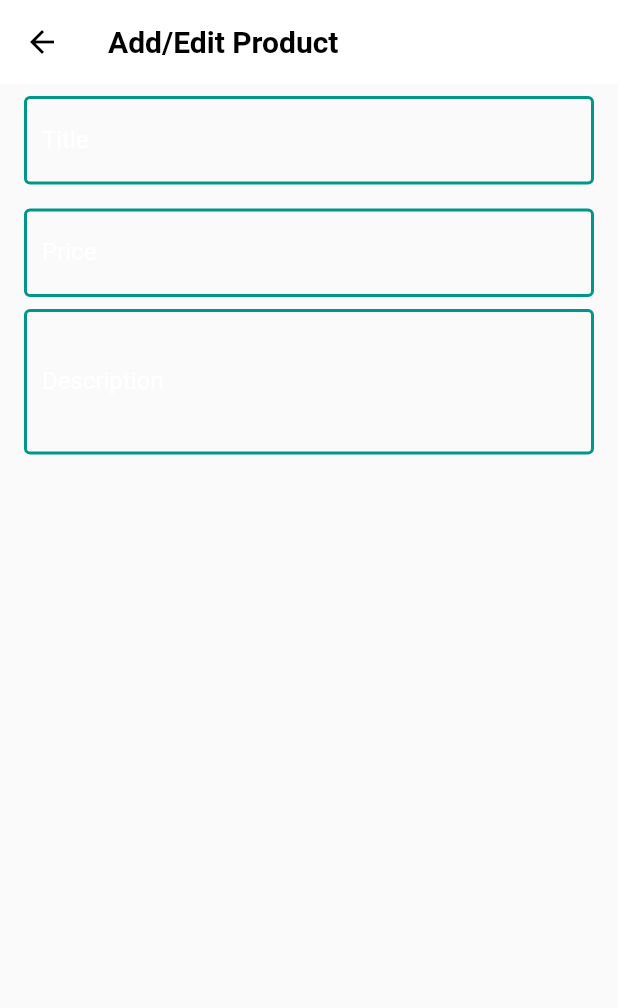
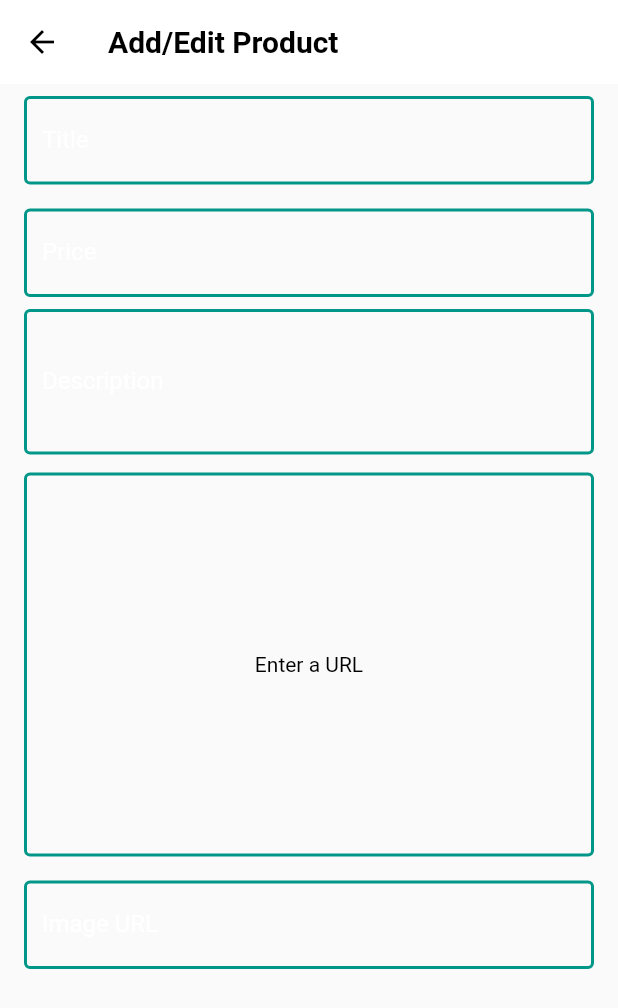
Before and after one commit to edargham/shopply, a Flutter app: the ProductFormScreen screen opened by its route, on a phone screen of 412 x 824 dp. Shown: the top 1008 px of the screen. Run offline on Flutter 3.47's test engine with Material 2 defaults, Android fonts, the phone set to English and light mode, and no system bars; network calls fail.

Commit message:
13//08/2022 - Add Images to form

```diff
--- a/lib/screens/product_form_screen/product_form_screen.dart
+++ b/lib/screens/product_form_screen/product_form_screen.dart
@@ -15,12 +15,37 @@ class _ProductFormScreenState extends State<ProductFormScreen> {
   final FocusNode _priceFocusNode = FocusNode();
   final FocusNode _textFocusNode = FocusNode();
   final FocusNode _descriptionFocusNode = FocusNode();
+  final FocusNode _imageUrlFocusNode = FocusNode();
+  final TextEditingController _imageUrlTextBoxController =
+      TextEditingController();
+
+  @override
+  void initState() {
+    _imageUrlFocusNode.addListener(_onFocusChanged);
+  }
+
   @override
   void dispose() {
+    _imageUrlFocusNode.removeListener(_onFocusChanged);
     _priceFocusNode.dispose();
     _textFocusNode.dispose();
     _descriptionFocusNode.dispose();
+    _imageUrlFocusNode.dispose();
+    _imageUrlTextBoxController.dispose();
     super.dispose();
+  }
+
+  void _onFocusChanged() {
+    setState(() {});
+  }
+
+  Widget _showImage() {
+    return _imageUrlTextBoxController.text.isEmpty
+        ? const Align(
+            alignment: Alignment.center,
+            child: Text('Enter a URL'),
+          )
+        : FittedBox(child: Image.network(_imageUrlTextBoxController.text));
   }
 
   @override
@@ -70,9 +95,35 @@ class _ProductFormScreenState extends State<ProductFormScreen> {
                 maxLines: 3,
                 onChange: (_) {},
                 onSubmit: (_) {
+                  FocusScope.of(context).requestFocus(_imageUrlFocusNode);
+                },
+                caption: 'Description',
+              ),
+              Padding(
+                padding: const EdgeInsets.symmetric(horizontal: 8.0),
+                child: Container(
+                  height: 256,
+                  margin: const EdgeInsets.fromLTRB(0.0, 4.0, 0.0, 16.0),
+                  decoration: BoxDecoration(
+                    borderRadius: BorderRadius.circular(4.0),
+                    border: Border.all(
+                      width: 2,
+                      color: Theme.of(context).colorScheme.background,
+                    ),
+                  ),
+                  child: _showImage(),
+                ),
+              ),
+              TextBox(
+                caption: 'Image URL',
+                actionButton: TextInputAction.next,
+                inputType: TextInputType.url,
+                focusNode: _imageUrlFocusNode,
+                controller: _imageUrlTextBoxController,
+                onChange: (_) {},
+                onSubmit: (_) {
                   FocusScope.of(context).requestFocus(_textFocusNode);
                 },
-                caption: 'Description',
               ),
             ],
           ),
```
